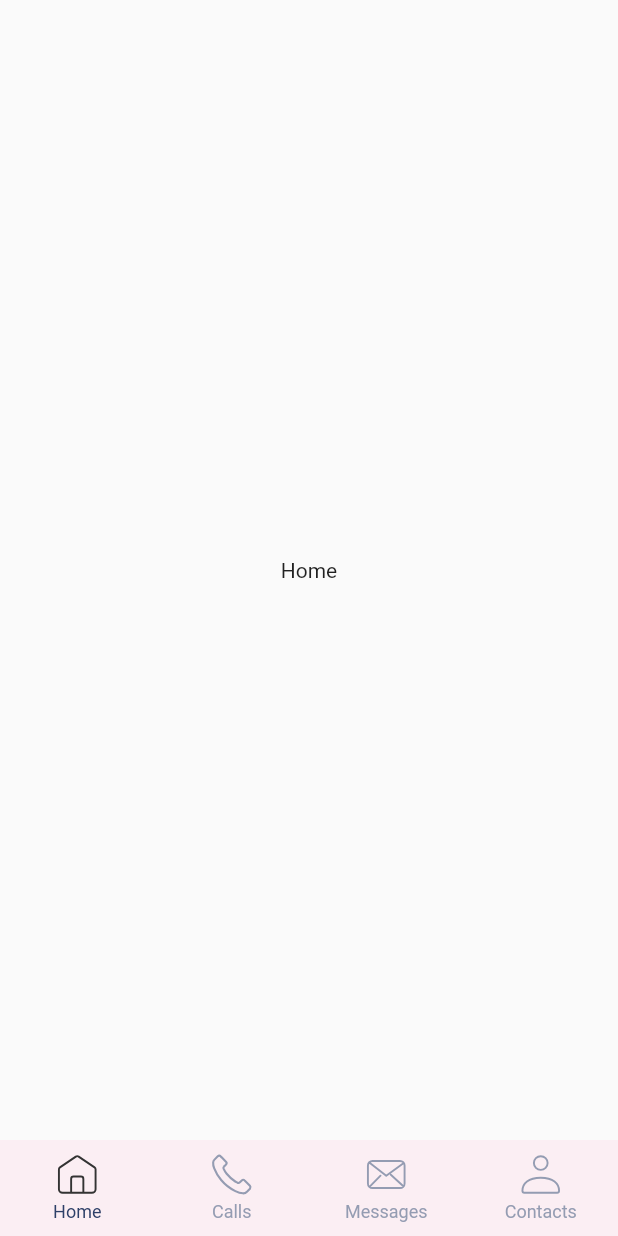
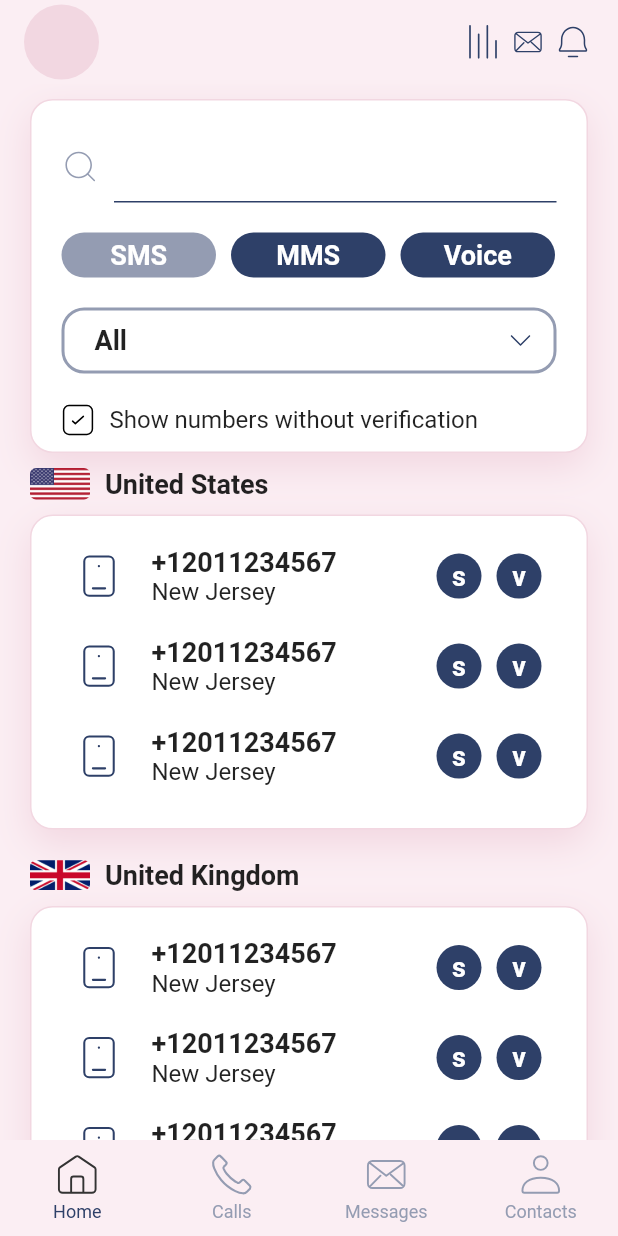
Before and after one commit to dariaKretiuk/test_project_flutter, a Flutter app: the screen it shows after launch, on a phone screen of 412 x 824 dp. Run offline on Flutter 3.47's test engine with Material 2 defaults, Android fonts, the phone set to English and light mode, and no system bars; our stand-ins replace dio, flutter_bloc, flutter_svg, fluttertoast, get_it, mask_text_input_formatter and 1 more.

Commit message:
home page is done

```diff
--- a/lib/global/cubits/user_cubit.dart
+++ b/lib/global/cubits/user_cubit.dart
@@ -5,6 +5,8 @@ import 'package:test_project_flutter/global/cubits/app_message_cubit.dart';
 import 'package:test_project_flutter/interfaces/user_repository.dart';
 
 part '../states/user_state.dart';
+
+enum TypeMessage { sms, mms, voice }
 
 class UserCubit extends Cubit<UserState> {
   // Статические методы для прослушивания и получения кубита
@@ -16,13 +18,21 @@ class UserCubit extends Cubit<UserState> {
     required AppMessageCubit appMessageCubit,
   })  : _userRepository = userRepository,
         _appMessageCubit = appMessageCubit,
-        super(UserState(status: LoadingUser(), user: UserModel.emptyModel()));
+        super(UserState(status: LoadingUser(), user: UserModel.emptyModel(), typeMessage: TypeMessage.sms, selecteTypePhone: 'All'));
 
   final UserRepository _userRepository;
   final AppMessageCubit _appMessageCubit;
 
   void fetchUser() async {
     await _fetchCalls();
+  }
+
+  void saveTypeMessage(TypeMessage typeMessage) {
+    emit(state.copyWith(typeMessage: typeMessage));
+  }
+
+  void saveTypePhone(String typePhone) {
+    emit(state.copyWith(selecteTypePhone: typePhone));
   }
 
   Future<void> _fetchCalls() async {
--- a/lib/global/states/user_state.dart
+++ b/lib/global/states/user_state.dart
@@ -3,19 +3,22 @@ part of '../cubits/user_cubit.dart';
 class UserState {
   final UserStatus status;
   final UserModel user;
+  final TypeMessage typeMessage;
+  final String selecteTypePhone;
 
   UserState({
     required this.status,
     required this.user,
+    required this.typeMessage,
+    required this.selecteTypePhone,
   });
 
-  UserState copyWith({
-    UserStatus? status,
-    UserModel? user,
-  }) {
+  UserState copyWith({UserStatus? status, UserModel? user, TypeMessage? typeMessage, String? selecteTypePhone}) {
     return UserState(
       status: status ?? this.status,
       user: user ?? this.user,
+      typeMessage: typeMessage ?? this.typeMessage,
+      selecteTypePhone: selecteTypePhone ?? this.selecteTypePhone,
     );
   }
 }
--- /dev/null
+++ b/lib/pages/main_page.dart/components/filters_phone.dart
@@ -0,0 +1,131 @@
+import 'package:flutter/material.dart';
+import 'package:flutter_svg/svg.dart';
+import 'package:test_project_flutter/global/cubits/user_cubit.dart';
+import 'package:test_project_flutter/helpers/constans/app_theme.dart';
+import 'package:test_project_flutter/helpers/constans/constans.dart';
+import 'package:test_project_flutter/widgets/buttons/default_buttons_widget.dart';
+import 'package:test_project_flutter/widgets/drop_down/drop_down_field.dart';
+import 'package:test_project_flutter/widgets/text_field/search_text_field.dart';
+
+class FiltersPhonesWidget extends StatefulWidget {
+  const FiltersPhonesWidget({super.key});
+
+  @override
+  State<FiltersPhonesWidget> createState() => _FiltersPhonesWidgetState();
+}
+
+class _FiltersPhonesWidgetState extends State<FiltersPhonesWidget> {
+  final TextEditingController _searchController = TextEditingController();
+  bool isShowVerification = true;
+  String selecteTypeMessage = 'SMS';
+
+  @override
+  Widget build(BuildContext context) {
+    final theme = UIThemes.lightThemeData();
+    final userState = UserCubit.watchState(context);
+    return Padding(
+      padding: const EdgeInsets.symmetric(horizontal: 20, vertical: 10),
+      child: Container(
+        decoration: BoxDecoration(
+          color: theme.white,
+          borderRadius: BorderRadius.circular(15),
+          border: Border.all(color: theme.pink),
+          boxShadow: [
+            BoxShadow(
+              color: theme.pink,
+              blurRadius: 20,
+              offset: const Offset(0, 9),
+            ),
+          ],
+        ),
+        child: Padding(
+          padding: const EdgeInsets.only(left: 20, top: 20, right: 20, bottom: 10),
+          child: Column(
+            children: [
+              SearchTextField(
+                controller: _searchController,
+                placeholder: 'Search...',
+                onChange: (value) {},
+              ),
+              const SizedBox(
+                height: 20,
+              ),
+              Row(
+                children: [
+                  DefaultButtonsWidget(
+                    title: 'SMS',
+                    backgroundColor: userState.typeMessage == TypeMessage.sms ? theme.lightBlue : theme.blue,
+                    onPressed: () {
+                      UserCubit.read(context).saveTypeMessage(TypeMessage.sms);
+                    },
+                    width: MediaQuery.of(context).size.width * 0.25,
+                  ),
+                  const SizedBox(
+                    width: 10,
+                  ),
+                  DefaultButtonsWidget(
+                    title: 'MMS',
+                    backgroundColor: userState.typeMessage == TypeMessage.mms ? theme.lightBlue : theme.blue,
+                    onPressed: () {
+                      UserCubit.read(context).saveTypeMessage(TypeMessage.mms);
+                    },
+                    width: MediaQuery.of(context).size.width * 0.25,
+                  ),
+                  const SizedBox(
+                    width: 10,
+                  ),
+                  DefaultButtonsWidget(
+                    title: 'Voice',
+                    backgroundColor: userState.typeMessage == TypeMessage.voice ? theme.lightBlue : theme.blue,
+                    onPressed: () {
+                      UserCubit.read(context).saveTypeMessage(TypeMessage.voice);
+                    },
+                    width: MediaQuery.of(context).size.width * 0.25,
+                  ),
+                ],
+              ),
+              const SizedBox(
+                height: 20,
+              ),
+              DropDownField(
+                placeholder: 'Choose variant type phone',
+                items: groupTypePhoneNumber,
+                selecteElement: userState.selecteTypePhone,
+                onChange: (value, index) {
+                  UserCubit.read(context).saveTypePhone(value);
+                },
+                isError: false,
+              ),
+              const SizedBox(
+                height: 20,
+              ),
+              Row(
+                children: [
+                  InkWell(
+                    onTap: () {
+                      setState(() {
+                        isShowVerification = !isShowVerification;
+                      });
+                    },
+                    child: SvgPicture.asset(
+                      isShowVerification ? 'assets/icons/on_check.svg' : 'assets/icons/off_check.svg',
+                    ),
+                  ),
+                  const SizedBox(
+                    width: 10,
+                  ),
+                  Text(
+                    'Show numbers without verification',
+                    style: theme.p1,
+                    overflow: TextOverflow.clip,
+                    maxLines: 2,
+                  ),
+                ],
+              )
+            ],
+          ),
+        ),
+      ),
+    );
+  }
+}
--- a/lib/pages/main_page.dart/main_page.dart
+++ b/lib/pages/main_page.dart/main_page.dart
@@ -1,4 +1,9 @@
 import 'package:flutter/material.dart';
+import 'package:flutter_svg/svg.dart';
+import 'package:test_project_flutter/global/cubits/user_cubit.dart';
+import 'package:test_project_flutter/helpers/constans/app_theme.dart';
+import 'package:test_project_flutter/pages/main_page.dart/components/filters_phone.dart';
+import 'package:test_project_flutter/widgets/main_page_widgets/country_widget.dart';
 
 class MainPage extends StatefulWidget {
   const MainPage({super.key});
@@ -18,12 +23,94 @@ class MainPage extends StatefulWidget {
 }
 
 class _MainPageState extends State<MainPage> {
+  String typePhones = 'Choose variant';
+
   @override
   Widget build(BuildContext context) {
-    return const Scaffold(
-      body: Center(
-        child: Text('Home'),
+    final theme = UIThemes.lightThemeData();
+    final userState = UserCubit.watchState(context);
+    return GestureDetector(
+      onTap: () {
+        FocusManager.instance.primaryFocus?.unfocus();
+      },
+      child: Scaffold(
+        backgroundColor: theme.lightPink,
+        appBar: AppBar(
+          backgroundColor: theme.lightPink,
+          elevation: 0,
+          title: Container(
+            width: 50,
+            height: 50,
+            decoration: BoxDecoration(
+              color: theme.pink,
+              borderRadius: BorderRadius.circular(50),
+            ),
+          ),
+          actions: [
+            SvgPicture.asset(
+              'assets/icons/settings.svg',
+              width: 20,
+              height: 20,
+              color: theme.blue,
+            ),
+            const SizedBox(
+              width: 10,
+            ),
+            SvgPicture.asset(
+              'assets/icons/message.svg',
+              width: 20,
+              height: 20,
+              color: theme.blue,
+            ),
+            const SizedBox(
+              width: 10,
+            ),
+            SvgPicture.asset(
+              'assets/icons/bell.svg',
+              width: 20,
+              height: 20,
+              color: theme.blue,
+            ),
+            const SizedBox(
+              width: 20,
+            ),
+          ],
+        ),
+        body: SingleChildScrollView(
+            scrollDirection: Axis.vertical,
+            child: SizedBox(
+              height: MediaQuery.of(context).size.height,
+              child: Column(
+                children: [
+                  const FiltersPhonesWidget(),
+                  Expanded(
+                    child: ListView.builder(
+                      shrinkWrap: false,
+                      physics: const NeverScrollableScrollPhysics(),
+                      itemCount: userState.user.groupCountryPhones.length,
+                      itemBuilder: (context, index) {
+                        return Padding(
+                          padding: const EdgeInsets.only(bottom: 20),
+                          child: CountryWidget(
+                            country: userState.user.groupCountryPhones[index],
+                            pathImage: _resultPathImage(userState.user.groupCountryPhones[index].nameCountry),
+                          ),
+                        );
+                      },
+                    ),
+                  ),
+                ],
+              ),
+            )),
       ),
     );
   }
+
+  String _resultPathImage(String nameCountry) {
+    if (nameCountry == 'United States') {
+      return 'assets/images/usa_flag.png';
+    } else {
+      return 'assets/images/uk_flag.png';
+    }
+  }
 }
--- a/lib/pages/splash_page.dart/splash_page.dart
+++ b/lib/pages/splash_page.dart/splash_page.dart
@@ -40,7 +40,7 @@ class _SplashPageState extends State<SplashPage> {
         body: Center(
           child: Text(
             'Splash Page',
-            style: theme.p3.copyWith(color: theme.black),
+            style: theme.p1.copyWith(color: theme.black),
           ),
         ),
       ),
```
